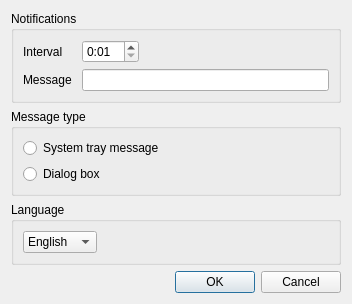
Above: restnotifier/settingsdialog.ui from swarmer/restnotifier before the change. Below: the same form after it.
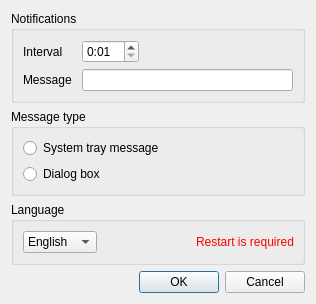
That is the form after the change.

Commit message: Add 'restart is required' message

The edit to the form file:
```diff
--- a/restnotifier/settingsdialog.ui
+++ b/restnotifier/settingsdialog.ui
@@ -6,8 +6,8 @@
    <rect>
     <x>0</x>
     <y>0</y>
-    <width>352</width>
-    <height>274</height>
+    <width>316</width>
+    <height>298</height>
    </rect>
   </property>
   <property name="windowTitle">
@@ -123,8 +123,11 @@
      <property name="title">
       <string>Language</string>
      </property>
-     <layout class="QFormLayout" name="formLayout_2">
-      <item row="0" column="0">
+     <layout class="QHBoxLayout" name="horizontalLayout">
+      <property name="rightMargin">
+       <number>8</number>
+      </property>
+      <item>
        <widget class="QComboBox" name="languageComboBox">
         <item>
          <property name="text">
@@ -138,6 +141,30 @@
         </item>
        </widget>
       </item>
+      <item>
+       <spacer name="horizontalSpacer">
+        <property name="orientation">
+         <enum>Qt::Horizontal</enum>
+        </property>
+        <property name="sizeHint" stdset="0">
+         <size>
+          <width>40</width>
+          <height>20</height>
+         </size>
+        </property>
+       </spacer>
+      </item>
+      <item>
+       <widget class="QLabel" name="restartLabel">
+        <property name="text">
+         <string>&lt;!DOCTYPE HTML PUBLIC &quot;-//W3C//DTD HTML 4.0//EN&quot; &quot;http://www.w3.org/TR/REC-html40/strict.dtd&quot;&gt;
+&lt;html&gt;&lt;head&gt;&lt;meta name=&quot;qrichtext&quot; content=&quot;1&quot; /&gt;&lt;style type=&quot;text/css&quot;&gt;
+p, li { white-space: pre-wrap; }
+&lt;/style&gt;&lt;/head&gt;&lt;body style=&quot; font-family:'Sans Serif'; font-size:9pt; font-weight:400; font-style:normal;&quot;&gt;
+&lt;p style=&quot; margin-top:0px; margin-bottom:0px; margin-left:0px; margin-right:0px; -qt-block-indent:0; text-indent:0px;&quot;&gt;&lt;span style=&quot; color:#ff0000;&quot;&gt;Restart is required&lt;/span&gt;&lt;/p&gt;&lt;/body&gt;&lt;/html&gt;</string>
+        </property>
+       </widget>
+      </item>
      </layout>
     </widget>
    </item>
```
The commit also changes 1 other file.
